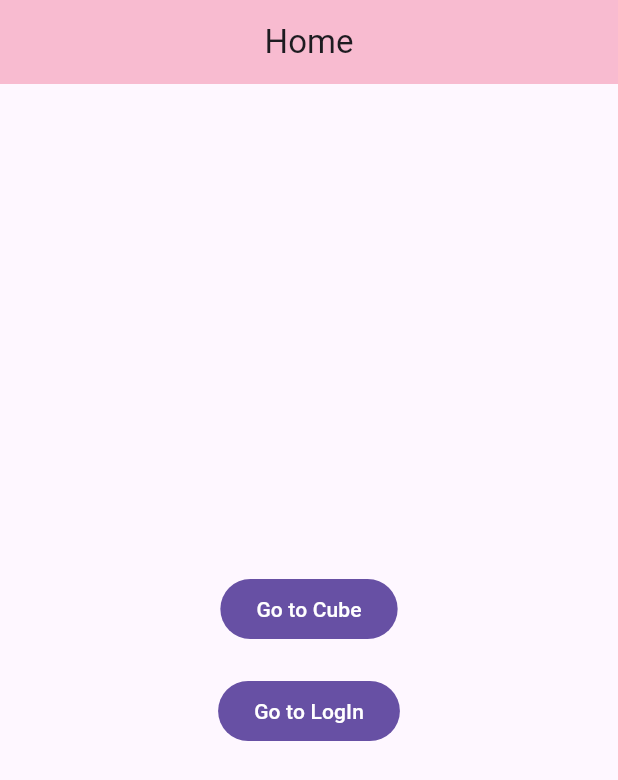
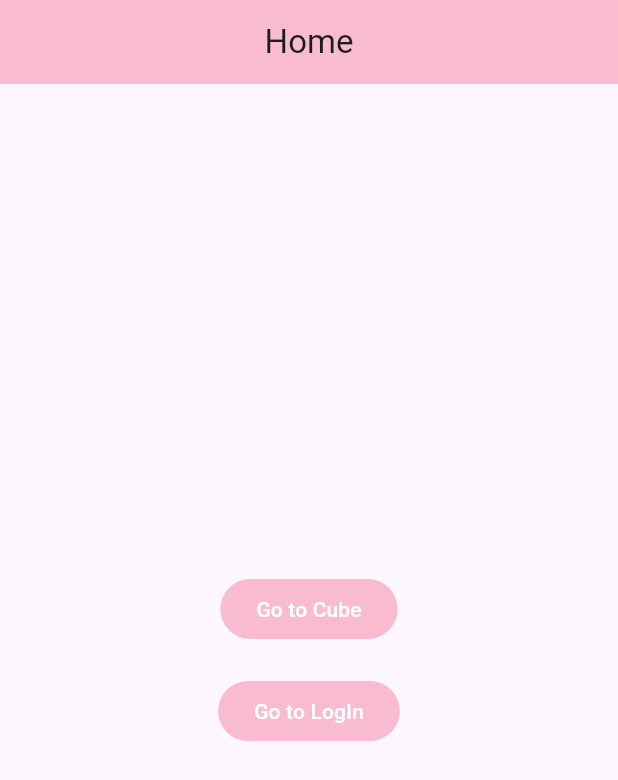
Before and after one commit to uropek97/square_app, a Flutter app: the screen it shows after launch, on a phone screen of 412 x 824 dp. Shown: the top 780 px of the screen. Run offline on Flutter 3.47's test engine with Material 3 defaults, Android fonts, the phone set to English and light mode, and no system bars.

Commit message:
добавлен общий стиль кнопок

```diff
--- a/lib/main.dart
+++ b/lib/main.dart
@@ -23,9 +23,11 @@ class MyApp extends StatelessWidget {
       initialRoute: '/',
       theme: ThemeData(
         primaryColor: Colors.pink[100],
-        buttonTheme: ButtonThemeData(
-          buttonColor: Colors.pink[100],
-        ),
+        filledButtonTheme: FilledButtonThemeData(
+          style: FilledButton.styleFrom(
+            backgroundColor: Colors.pink[100],
+          ),
+        )
       ),
       home: const HomePage(title: 'Home'),
     );
```
